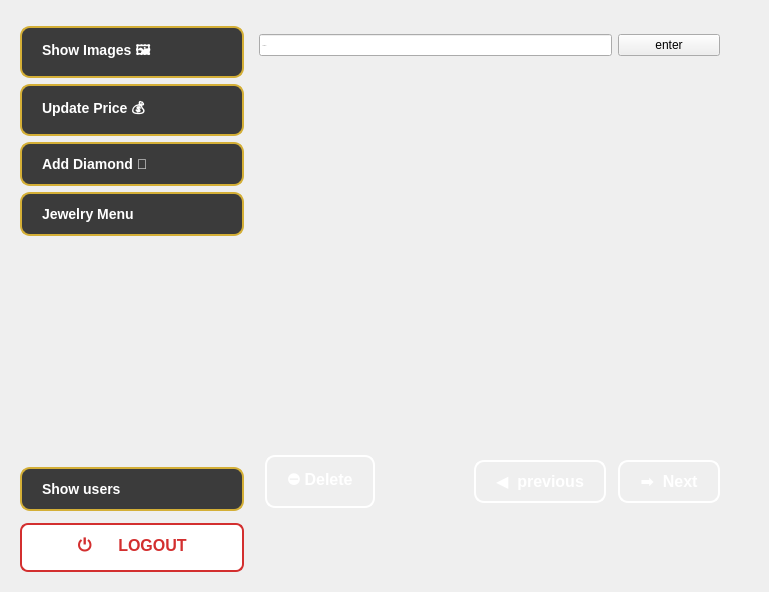
MegaMineDSS/LuxeMine, file admin.ui: the form before one commit.
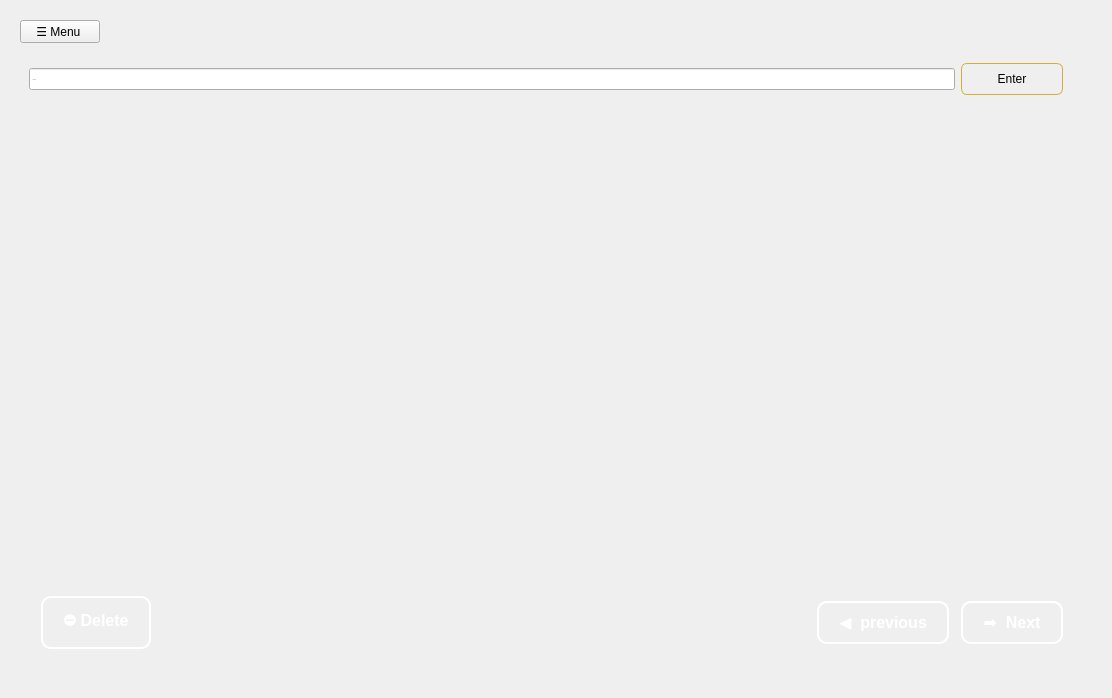
The form after the commit. The open tabs and pages were chosen to show the change. Icons and pictures are not drawn.

```diff
--- a/admin.ui
+++ b/admin.ui
@@ -6,15 +6,15 @@
    <rect>
     <x>0</x>
     <y>0</y>
-    <width>767</width>
-    <height>592</height>
+    <width>1112</width>
+    <height>698</height>
    </rect>
   </property>
   <property name="windowTitle">
    <string>MainWindow</string>
   </property>
   <layout class="QGridLayout" name="gridLayout_5">
-   <item row="0" column="0">
+   <item row="1" column="0">
     <layout class="QGridLayout" name="gridLayout">
      <item row="0" column="0">
       <widget class="QStackedWidget" name="stackedWidget">
@@ -615,388 +615,54 @@
        </widget>
        <widget class="QWidget" name="Admin_open">
         <layout class="QGridLayout" name="gridLayout_3">
-         <item row="13" column="0">
-          <widget class="QPushButton" name="show_users">
-           <property name="font">
-            <font>
-             <family>Arial</family>
-             <pointsize>-1</pointsize>
-             <bold>true</bold>
-            </font>
-           </property>
+         <item row="0" column="0">
+          <widget class="QPushButton" name="admin_menu_push_button">
            <property name="styleSheet">
-            <string notr="true">/* General Button Styling */
-QPushButton {
-    background-color: #3b3b3b;  /* Dark background */
-    color: white;
-    font-size: 14px;
-    font-weight: bold;
-    border: 2px solid #d4af37;  /* Gold border */
-    border-radius: 10px;
-    padding: 12px 20px;
-    min-width: 180px;  /* Minimum width for consistency */
-    text-align: left;  /* Align text to the left for icons */
-    transition: all 0.3s ease;  /* Smooth transition */
-}
+            <string notr="true">QPushButton#admin_menu_push_button {
+    background-color: palette(button);
+    color: palette(button-text);
+    font: bold 10pt &quot;Segoe UI&quot;;
+    border: 1px solid #D4AF37;
+    border-radius: 6px;
+    padding: 8px 16px;
+    icon-size: 16px 16px;  /* This is symbolic, not absolute px */
 
-/* Hover Effect */
-QPushButton:hover {
-    background-color: #f0a500;  /* Lighter gold on hover */
-    color: black;  /* Darker text on hover */
-    border-color: #ffcc00;  /* Brighter gold border */
-    box-shadow: 0 4px 12px rgba(0, 0, 0, 0.2);  /* Slight shadow on hover */
-}
-
-/* Pressed Effect */
-QPushButton:pressed {
-    background-color: #b57d2a;  /* Darker gold when pressed */
-    box-shadow: inset 0 2px 4px rgba(0, 0, 0, 0.4);  /* Inset shadow when pressed */
-}
-
-/* Specific Buttons with Icons */
-QPushButton#showImage {
-    background-image: url(:/icons/show_image.png);  /* Replace with actual image path */
-    background-repeat: no-repeat;
+    /* Optional: for icon inclusion */
+    qproperty-iconSize: QSize(16, 16);
     background-position: left center;
-    padding-left: 50px;  /* Padding for the icon */
-}
-QPushButton#addNewImage {
-    background-image: url(:/icons/add_new_image.png);  /* Image for Add New Image */
     background-repeat: no-repeat;
-    background-position: left center;
-    padding-left: 50px;
 }
-QPushButton#updatePrice {
-    background-image: url(:/icons/update_price.png);  /* Image for Update Price */
-    background-repeat: no-repeat;
-    background-position: left center;
-    padding-left: 50px;
-}
-QPushButton#addDiamond {
-    background-image: url(:/icons/add_diamond.png);  /* Image for Add Diamond */
-    background-repeat: no-repeat;
-    background-position: left center;
-    padding-left: 50px;
-}
-QPushButton#showAdmin {
-    background-image: url(:/icons/show_admin.png);  /* Image for Show Admin */
-    background-repeat: no-repeat;
-    background-position: left center;
-    padding-left: 50px;
-}
-QPushButton#shareBackup {
-    background-image: url(:/icons/share_backup.png);  /* Image for Share Backup */
-    background-repeat: no-repeat;
-    background-position: left center;
-    padding-left: 50px;
-}
-QPushButton#logout {
-    background-image: url(:/icons/logout.png);  /* Image for Logout */
-    background-repeat: no-repeat;
-    background-position: left center;
-    padding-left: 50px;
-}
-QPushButton#goldButton {
-    background-image: url(:/icons/gold.png);  /* Image for Gold */
-    background-repeat: no-repeat;
-    background-position: left center;
-    padding-left: 50px;
-}
-QPushButton#diamondButton {
-    background-image: url(:/icons/diamond.png);  /* Image for Diamond */
-    background-repeat: no-repeat;
-    background-position: left center;
-    padding-left: 50px;
-}
-QPushButton#updateButton {
-    background-image: url(:/icons/update.png);  /* Image for Update */
-    background-repeat: no-repeat;
-    background-position: left center;
-    padding-left: 50px;
-}
 
-</string>
-           </property>
-           <property name="text">
-            <string>Show users</string>
-           </property>
-          </widget>
-         </item>
-         <item row="7" column="0">
-          <spacer name="verticalSpacer_11">
-           <property name="orientation">
-            <enum>Qt::Orientation::Vertical</enum>
-           </property>
-           <property name="sizeHint" stdset="0">
-            <size>
-             <width>20</width>
-             <height>40</height>
-            </size>
-           </property>
-          </spacer>
-         </item>
-         <item row="10" column="0">
-          <spacer name="verticalSpacer_9">
-           <property name="orientation">
-            <enum>Qt::Orientation::Vertical</enum>
-           </property>
-           <property name="sizeHint" stdset="0">
-            <size>
-             <width>20</width>
-             <height>40</height>
-            </size>
-           </property>
-          </spacer>
-         </item>
-         <item row="3" column="0">
-          <widget class="QPushButton" name="add_dia">
-           <property name="font">
-            <font>
-             <pointsize>-1</pointsize>
-             <bold>true</bold>
-            </font>
-           </property>
-           <property name="styleSheet">
-            <string notr="true">/* General Button Styling */
-QPushButton {
-    background-color: #3b3b3b;  /* Dark background */
-    color: white;
-    font-size: 14px;
-    font-weight: bold;
-    border: 2px solid #d4af37;  /* Gold border */
-    border-radius: 10px;
-    padding: 12px 20px;
-    min-width: 180px;  /* Minimum width for consistency */
-    text-align: left;  /* Align text to the left for icons */
-    transition: all 0.3s ease;  /* Smooth transition */
+QPushButton#admin_menu_push_button:hover {
+    background-color: #f5d76e;
+    color: #000000;
+    border: 1px solid #ffcc00;
 }
 
-/* Hover Effect */
-QPushButton:hover {
-    background-color: #f0a500;  /* Lighter gold on hover */
-    color: black;  /* Darker text on hover */
-    border-color: #ffcc00;  /* Brighter gold border */
-    box-shadow: 0 4px 12px rgba(0, 0, 0, 0.2);  /* Slight shadow on hover */
-}
-
-/* Pressed Effect */
-QPushButton:pressed {
-    background-color: #b57d2a;  /* Darker gold when pressed */
-    box-shadow: inset 0 2px 4px rgba(0, 0, 0, 0.4);  /* Inset shadow when pressed */
-}
-
-/* Specific Buttons with Icons */
-QPushButton#showImage {
-    background-image: url(:/icons/show_image.png);  /* Replace with actual image path */
-    background-repeat: no-repeat;
-    background-position: left center;
-    padding-left: 50px;  /* Padding for the icon */
-}
-QPushButton#addNewImage {
-    background-image: url(:/icons/add_new_image.png);  /* Image for Add New Image */
-    background-repeat: no-repeat;
-    background-position: left center;
-    padding-left: 50px;
-}
-QPushButton#updatePrice {
-    background-image: url(:/icons/update_price.png);  /* Image for Update Price */
-    background-repeat: no-repeat;
-    background-position: left center;
-    padding-left: 50px;
-}
-QPushButton#addDiamond {
-    background-image: url(:/icons/add_diamond.png);  /* Image for Add Diamond */
-    background-repeat: no-repeat;
-    background-position: left center;
-    padding-left: 50px;
-}
-QPushButton#showAdmin {
-    background-image: url(:/icons/show_admin.png);  /* Image for Show Admin */
-    background-repeat: no-repeat;
-    background-position: left center;
-    padding-left: 50px;
-}
-QPushButton#shareBackup {
-    background-image: url(:/icons/share_backup.png);  /* Image for Share Backup */
-    background-repeat: no-repeat;
-    background-position: left center;
-    padding-left: 50px;
-}
-QPushButton#logout {
-    background-image: url(:/icons/logout.png);  /* Image for Logout */
-    background-repeat: no-repeat;
-    background-position: left center;
-    padding-left: 50px;
-}
-QPushButton#goldButton {
-    background-image: url(:/icons/gold.png);  /* Image for Gold */
-    background-repeat: no-repeat;
-    background-position: left center;
-    padding-left: 50px;
-}
-QPushButton#diamondButton {
-    background-image: url(:/icons/diamond.png);  /* Image for Diamond */
-    background-repeat: no-repeat;
-    background-position: left center;
-    padding-left: 50px;
-}
-QPushButton#updateButton {
-    background-image: url(:/icons/update.png);  /* Image for Update */
-    background-repeat: no-repeat;
-    background-position: left center;
-    padding-left: 50px;
-}
-
-</string>
-           </property>
-           <property name="text">
-            <string>Add Diamond 💎</string>
-           </property>
-          </widget>
-         </item>
-         <item row="15" column="2">
-          <spacer name="horizontalSpacer_10">
-           <property name="orientation">
-            <enum>Qt::Orientation::Horizontal</enum>
-           </property>
-           <property name="sizeHint" stdset="0">
-            <size>
-             <width>40</width>
-             <height>20</height>
-            </size>
-           </property>
-          </spacer>
-         </item>
-         <item row="9" column="0">
-          <spacer name="verticalSpacer_10">
-           <property name="orientation">
-            <enum>Qt::Orientation::Vertical</enum>
-           </property>
-           <property name="sizeHint" stdset="0">
-            <size>
-             <width>20</width>
-             <height>40</height>
-            </size>
-           </property>
-          </spacer>
-         </item>
-         <item row="6" column="0">
-          <spacer name="verticalSpacer_12">
-           <property name="orientation">
-            <enum>Qt::Orientation::Vertical</enum>
-           </property>
-           <property name="sizeHint" stdset="0">
-            <size>
-             <width>20</width>
-             <height>40</height>
-            </size>
-           </property>
-          </spacer>
-         </item>
-         <item row="4" column="0">
-          <widget class="QPushButton" name="jewelry_menu_button">
-           <property name="styleSheet">
-            <string notr="true">/* General Button Styling */
-QPushButton {
-    background-color: #3b3b3b;  /* Dark background */
+QPushButton#admin_menu_push_button:pressed {
+    background-color: #cfa93d;
     color: white;
-    font-size: 14px;
-    font-weight: bold;
-    border: 2px solid #d4af37;  /* Gold border */
-    border-radius: 10px;
-    padding: 12px 20px;
-    min-width: 180px;  /* Minimum width for consistency */
-    text-align: left;  /* Align text to the left for icons */
-    transition: all 0.3s ease;  /* Smooth transition */
 }
 
-/* Hover Effect */
-QPushButton:hover {
-    background-color: #f0a500;  /* Lighter gold on hover */
-    color: black;  /* Darker text on hover */
-    border-color: #ffcc00;  /* Brighter gold border */
-    box-shadow: 0 4px 12px rgba(0, 0, 0, 0.2);  /* Slight shadow on hover */
+QPushButton#admin_menu_push_button:disabled{
+QPushButton:disabled {
+    background-color: #444444;
+    color: #AAAAAA;
+    border-color: #666666;
 }
-
-/* Pressed Effect */
-QPushButton:pressed {
-    background-color: #b57d2a;  /* Darker gold when pressed */
-    box-shadow: inset 0 2px 4px rgba(0, 0, 0, 0.4);  /* Inset shadow when pressed */
 }
 
-/* Specific Buttons with Icons */
-QPushButton#showImage {
-    background-image: url(:/icons/show_image.png);  /* Replace with actual image path */
-    background-repeat: no-repeat;
-    background-position: left center;
-    padding-left: 50px;  /* Padding for the icon */
-}
-QPushButton#addNewImage {
-    background-image: url(:/icons/add_new_image.png);  /* Image for Add New Image */
-    background-repeat: no-repeat;
-    background-position: left center;
-    padding-left: 50px;
-}
-QPushButton#updatePrice {
-    background-image: url(:/icons/update_price.png);  /* Image for Update Price */
-    background-repeat: no-repeat;
-    background-position: left center;
-    padding-left: 50px;
-}
-QPushButton#addDiamond {
-    background-image: url(:/icons/add_diamond.png);  /* Image for Add Diamond */
-    background-repeat: no-repeat;
-    background-position: left center;
-    padding-left: 50px;
-}
-QPushButton#showAdmin {
-    background-image: url(:/icons/show_admin.png);  /* Image for Show Admin */
-    background-repeat: no-repeat;
-    background-position: left center;
-    padding-left: 50px;
-}
-QPushButton#shareBackup {
-    background-image: url(:/icons/share_backup.png);  /* Image for Share Backup */
-    background-repeat: no-repeat;
-    background-position: left center;
-    padding-left: 50px;
-}
-QPushButton#logout {
-    background-image: url(:/icons/logout.png);  /* Image for Logout */
-    background-repeat: no-repeat;
-    background-position: left center;
-    padding-left: 50px;
-}
-QPushButton#goldButton {
-    background-image: url(:/icons/gold.png);  /* Image for Gold */
-    background-repeat: no-repeat;
-    background-position: left center;
-    padding-left: 50px;
-}
-QPushButton#diamondButton {
-    background-image: url(:/icons/diamond.png);  /* Image for Diamond */
-    background-repeat: no-repeat;
-    background-position: left center;
-    padding-left: 50px;
-}
-QPushButton#updateButton {
-    background-image: url(:/icons/update.png);  /* Image for Update */
-    background-repeat: no-repeat;
-    background-position: left center;
-    padding-left: 50px;
-}
-
 </string>
            </property>
            <property name="text">
-            <string>Jewelry Menu</string>
+            <string>☰ Menu </string>
            </property>
           </widget>
          </item>
-         <item row="0" column="1" rowspan="15" colspan="2">
+         <item row="1" column="0" rowspan="6" colspan="3">
           <widget class="QStackedWidget" name="Admin_panel">
            <property name="currentIndex">
-            <number>4</number>
+            <number>0</number>
            </property>
            <widget class="QWidget" name="_1show_images_page">
             <layout class="QGridLayout" name="gridLayout_4">
@@ -1205,36 +871,6 @@
                </property>
               </spacer>
              </item>
-             <item row="0" column="1" colspan="12">
-              <widget class="QLineEdit" name="lineEdit_13">
-               <property name="font">
-                <font>
-                 <pointsize>-1</pointsize>
-                </font>
-               </property>
-               <property name="styleSheet">
-                <string notr="true">QLineEdit {
-    border: 2px solid #888;          /* Border color */
-    border-radius: 20px;             /* Rounded corners */
-    padding: 5px 20px;               /* Padding inside the line edit */
-    font-size: 16px;                 /* Font size */
-    color: #333;                     /* Text color */
-    background-color: #fff;         /* Background color */
-    transition: all 0.3s ease;       /* Smooth transition for focus effect */
-}
-
-QLineEdit::placeholder {
-    color: #aaa;                     /* Placeholder text color */
-    font-style: italic;              /* Placeholder text style */
-    content: &quot;\u1F50D&quot;;              /* Search icon (magnifying glass) */
-}
-</string>
-               </property>
-               <property name="placeholderText">
-                <string>🔍 Search</string>
-               </property>
-              </widget>
-             </item>
              <item row="5" column="14">
               <spacer name="verticalSpacer_19">
                <property name="orientation">
@@ -1368,39 +1004,40 @@
              <item row="0" column="13">
               <widget class="QPushButton" name="pushButton">
                <property name="styleSheet">
-                <string notr="true">QPushButton {
-    background: transparent;
-    border: 2px solid #ffffff;  /* White border */
-    color: #ffffff;  /* White text */
-    font-size: 16px;
-    font-weight: bold;
-    border-radius: 10px;
-    padding: 2px 5px;
-    text-align: center;
-    transition: background-color 0.3s, border-color 0.3s, color 0.3s;
-    min-width: 80px;
+                <string notr="true">/* === QPushButton Base Style === */
+QPushButton {
+    background-color: palette(button);
+    color: palette(button-text);
+    font: bold 12pt &quot;Segoe UI&quot;;
+    border: 1px solid #D4AF37;
+    border-radius: 6px;
+    padding: 8px 16px;
+    icon-size: 16px 16px;  /* This is symbolic, not absolute px */
 }
 
-QPushButton::text {
-    content: &quot;\21B5&quot;;  /* Unicode character for Enter symbol (↵) */
-    font-size: 20px;  /* Adjust size of the symbol */
-}
-
+/* === Hover Effect === */
 QPushButton:hover {
-    background-color: rgba(255, 215, 0, 0.1);  /* Light gold background on hover */
-    border-color: #ffffff;  /* White border on hover */
-    color: #f1c40f;  /* Bright gold text on hover */
+    background-color: #f5d76e;
+    color: #000000;
+    border: 1px solid #ffcc00;
 }
 
+/* === Pressed Effect === */
 QPushButton:pressed {
-    background-color: rgba(255, 215, 0, 0.2);  /* Slightly darker gold on press */
-    border-color: #ffffff;  /* White border on press */
-    color: #f39c12;  /* Darker gold text on press */
+    background-color: #cfa93d;
+    color: white;
+}
+
+/* === Disabled Button === */
+QPushButton:disabled {
+    background-color: #444444;
+    color: #AAAAAA;
+    border-color: #666666;
 }
 </string>
                </property>
                <property name="text">
-                <string>enter</string>
+                <string>Enter</string>
                </property>
               </widget>
              </item>
@@ -1414,6 +1051,36 @@
                </property>
               </widget>
              </item>
+             <item row="0" column="0" colspan="13">
+              <widget class="QLineEdit" name="lineEdit_13">
+               <property name="font">
+                <font>
+                 <pointsize>-1</pointsize>
+                </font>
+               </property>
+               <property name="styleSheet">
+                <string notr="true">QLineEdit {
+    border: 2px solid #888;          /* Border color */
+    border-radius: 20px;             /* Rounded corners */
+    padding: 5px 20px;               /* Padding inside the line edit */
+    font-size: 16px;                 /* Font size */
+    color: #333;                     /* Text color */
+    background-color: #fff;         /* Background color */
+    transition: all 0.3s ease;       /* Smooth transition for focus effect */
+}
+
+QLineEdit::placeholder {
+    color: #aaa;                     /* Placeholder text color */
+    font-style: italic;              /* Placeholder text style */
+    content: &quot;\u1F50D&quot;;              /* Search icon (magnifying glass) */
+}
+</string>
+               </property>
+               <property name="placeholderText">
+                <string>🔍 Search</string>
+               </property>
+              </widget>
+             </item>
             </layout>
            </widget>
            <widget class="QWidget" name="_3update_price">
@@ -4048,277 +3715,19 @@
            </widget>
           </widget>
          </item>
-         <item row="1" column="0">
-          <widget class="QPushButton" name="show_images">
-           <property name="font">
-            <font>
-             <pointsize>-1</pointsize>
-             <bold>true</bold>
-            </font>
-           </property>
-           <property name="styleSheet">
-            <string notr="true">/* General Button Styling */
-QPushButton {
-    background-color: #3b3b3b;  /* Dark background */
-    color: white;
-    font-size: 14px;
-    font-weight: bold;
-    border: 2px solid #d4af37;  /* Gold border */
-    border-radius: 10px;
-    padding: 12px 20px;
-    min-width: 180px;  /* Minimum width for consistency */
-    text-align: left;  /* Align text to the left for icons */
-    transition: all 0.3s ease;  /* Smooth transition */
-}
-
-/* Hover Effect */
-QPushButton:hover {
-    background-color: #f0a500;  /* Lighter gold on hover */
-    color: black;  /* Darker text on hover */
-    border-color: #ffcc00;  /* Brighter gold border */
-    box-shadow: 0 4px 12px rgba(0, 0, 0, 0.2);  /* Slight shadow on hover */
-}
-
-/* Pressed Effect */
-QPushButton:pressed {
-    background-color: #b57d2a;  /* Darker gold when pressed */
-    box-shadow: inset 0 2px 4px rgba(0, 0, 0, 0.4);  /* Inset shadow when pressed */
-}
-
-/* Specific Buttons with Icons */
-QPushButton#showImage {
-    background-image: url(:/icons/show_image.png);  /* Replace with actual image path */
-    background-repeat: no-repeat;
-    background-position: left center;
-    padding-left: 50px;  /* Padding for the icon */
-}
-QPushButton#addNewImage {
-    background-image: url(:/icons/add_new_image.png);  /* Image for Add New Image */
-    background-repeat: no-repeat;
-    background-position: left center;
-    padding-left: 50px;
-}
-QPushButton#updatePrice {
-    background-image: url(:/icons/update_price.png);  /* Image for Update Price */
-    background-repeat: no-repeat;
-    background-position: left center;
-    padding-left: 50px;
-}
-QPushButton#addDiamond {
-    background-image: url(:/icons/add_diamond.png);  /* Image for Add Diamond */
-    background-repeat: no-repeat;
-    background-position: left center;
-    padding-left: 50px;
-}
-QPushButton#showAdmin {
-    background-image: url(:/icons/show_admin.png);  /* Image for Show Admin */
-    background-repeat: no-repeat;
-    background-position: left center;
-    padding-left: 50px;
-}
-QPushButton#shareBackup {
-    background-image: url(:/icons/share_backup.png);  /* Image for Share Backup */
-    background-repeat: no-repeat;
-    background-position: left center;
-    padding-left: 50px;
-}
-QPushButton#logout {
-    background-image: url(:/icons/logout.png);  /* Image for Logout */
-    background-repeat: no-repeat;
-    background-position: left center;
-    padding-left: 50px;
-}
-QPushButton#goldButton {
-    background-image: url(:/icons/gold.png);  /* Image for Gold */
-    background-repeat: no-repeat;
-    background-position: left center;
-    padding-left: 50px;
-}
-QPushButton#diamondButton {
-    background-image: url(:/icons/diamond.png);  /* Image for Diamond */
-    background-repeat: no-repeat;
-    background-position: left center;
-    padding-left: 50px;
-}
-QPushButton#updateButton {
-    background-image: url(:/icons/update.png);  /* Image for Update */
-    background-repeat: no-repeat;
-    background-position: left center;
-    padding-left: 50px;
-}
-</string>
-           </property>
-           <property name="text">
-            <string>Show Images 🖼️</string>
-           </property>
-          </widget>
-         </item>
-         <item row="15" column="0">
-          <widget class="QPushButton" name="logout">
-           <property name="font">
-            <font>
-             <pointsize>-1</pointsize>
-             <bold>true</bold>
-            </font>
-           </property>
-           <property name="styleSheet">
-            <string notr="true">QPushButton {
-    background-color: white; /* White background */
-    color: #D32F2F; /* Red text */
-    font-size: 16px; /* Font size */
-    font-weight: bold; /* Bold text */
-    border: 2px solid #D32F2F; /* Red border */
-    border-radius: 8px; /* Rounded corners */
-    padding: 8px 20px; /* Padding for size */
-    text-align: center; /* Center the text */
-}
-
-QPushButton:hover {
-    background-color: #FCE4EC; /* Light red background on hover */
-}
-
-QPushButton:pressed {
-    background-color: #FFEBEE; /* Slightly darker light red when pressed */
-    border: 2px solid #B71C1C; /* Darker red border on press */
-}
-</string>
-           </property>
-           <property name="text">
-            <string>⏻      LOGOUT</string>
-           </property>
-          </widget>
-         </item>
-         <item row="5" column="0">
-          <spacer name="verticalSpacer_13">
+         <item row="7" column="1">
+          <spacer name="horizontalSpacer_14">
            <property name="orientation">
-            <enum>Qt::Orientation::Vertical</enum>
+            <enum>Qt::Orientation::Horizontal</enum>
            </property>
            <property name="sizeHint" stdset="0">
             <size>
-             <width>20</width>
-             <height>40</height>
+             <width>40</width>
+             <height>20</height>
             </size>
            </property>
           </spacer>
          </item>
-         <item row="12" column="0">
-          <spacer name="verticalSpacer_8">
-           <property name="orientation">
-            <enum>Qt::Orientation::Vertical</enum>
-           </property>
-           <property name="sizeHint" stdset="0">
-            <size>
-             <width>20</width>
-             <height>40</height>
-            </size>
-           </property>
-          </spacer>
-         </item>
-         <item row="2" column="0">
-          <widget class="QPushButton" name="update_price">
-           <property name="font">
-            <font>
-             <pointsize>-1</pointsize>
-             <bold>true</bold>
-            </font>
-           </property>
-           <property name="styleSheet">
-            <string notr="true">/* General Button Styling */
-QPushButton {
-    background-color: #3b3b3b;  /* Dark background */
-    color: white;
-    font-size: 14px;
-    font-weight: bold;
-    border: 2px solid #d4af37;  /* Gold border */
-    border-radius: 10px;
-    padding: 12px 20px;
-    min-width: 180px;  /* Minimum width for consistency */
-    text-align: left;  /* Align text to the left for icons */
-    transition: all 0.3s ease;  /* Smooth transition */
-}
-
-/* Hover Effect */
-QPushButton:hover {
-    background-color: #f0a500;  /* Lighter gold on hover */
-    color: black;  /* Darker text on hover */
-    border-color: #ffcc00;  /* Brighter gold border */
-    box-shadow: 0 4px 12px rgba(0, 0, 0, 0.2);  /* Slight shadow on hover */
-}
-
-/* Pressed Effect */
-QPushButton:pressed {
-    background-color: #b57d2a;  /* Darker gold when pressed */
-    box-shadow: inset 0 2px 4px rgba(0, 0, 0, 0.4);  /* Inset shadow when pressed */
-}
-
-/* Specific Buttons with Icons */
-QPushButton#showImage {
-    background-image: url(:/icons/show_image.png);  /* Replace with actual image path */
-    background-repeat: no-repeat;
-    background-position: left center;
-    padding-left: 50px;  /* Padding for the icon */
-}
-QPushButton#addNewImage {
-    background-image: url(:/icons/add_new_image.png);  /* Image for Add New Image */
-    background-repeat: no-repeat;
-    background-position: left center;
-    padding-left: 50px;
-}
-QPushButton#updatePrice {
-    background-image: url(:/icons/update_price.png);  /* Image for Update Price */
-    background-repeat: no-repeat;
-    background-position: left center;
-    padding-left: 50px;
-}
-QPushButton#addDiamond {
-    background-image: url(:/icons/add_diamond.png);  /* Image for Add Diamond */
-    background-repeat: no-repeat;
-    background-position: left center;
-    padding-left: 50px;
-}
-QPushButton#showAdmin {
-    background-image: url(:/icons/show_admin.png);  /* Image for Show Admin */
-    background-repeat: no-repeat;
-    background-position: left center;
-    padding-left: 50px;
-}
-QPushButton#shareBackup {
-    background-image: url(:/icons/share_backup.png);  /* Image for Share Backup */
-    background-repeat: no-repeat;
-    background-position: left center;
-    padding-left: 50px;
-}
-QPushButton#logout {
-    background-image: url(:/icons/logout.png);  /* Image for Logout */
-    background-repeat: no-repeat;
-    background-position: left center;
-    padding-left: 50px;
-}
-QPushButton#goldButton {
-    background-image: url(:/icons/gold.png);  /* Image for Gold */
-    background-repeat: no-repeat;
-    background-position: left center;
-    padding-left: 50px;
-}
-QPushButton#diamondButton {
-    background-image: url(:/icons/diamond.png);  /* Image for Diamond */
-    background-repeat: no-repeat;
-    background-position: left center;
-    padding-left: 50px;
-}
-QPushButton#updateButton {
-    background-image: url(:/icons/update.png);  /* Image for Update */
-    background-repeat: no-repeat;
-    background-position: left center;
-    padding-left: 50px;
-}
-</string>
-           </property>
-           <property name="text">
-            <string>Update Price 💰</string>
-           </property>
-          </widget>
-         </item>
         </layout>
        </widget>
       </widget>
```
Left out of the diff: 4 changed lines with no effect on the pictures.
